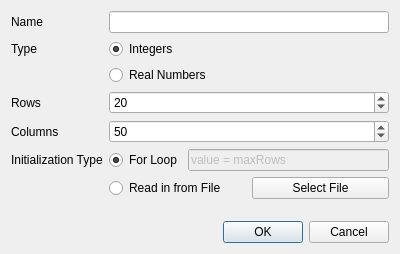
Old version of the form gui/datablock.ui in the repository astromme/Chestnut.
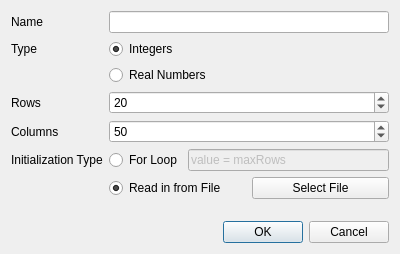
New version of the form.

Commit message: select 'fileselection' by default

```diff
--- a/gui/datablock.ui
+++ b/gui/datablock.ui
@@ -65,7 +65,7 @@
           <string>For Loop</string>
          </property>
          <property name="checked">
-          <bool>true</bool>
+          <bool>false</bool>
          </property>
          <attribute name="buttonGroup">
           <string>initializationGroup</string>
@@ -92,7 +92,7 @@
           <string>Read in from File</string>
          </property>
          <property name="checked">
-          <bool>false</bool>
+          <bool>true</bool>
          </property>
          <attribute name="buttonGroup">
           <string>initializationGroup</string>
```
